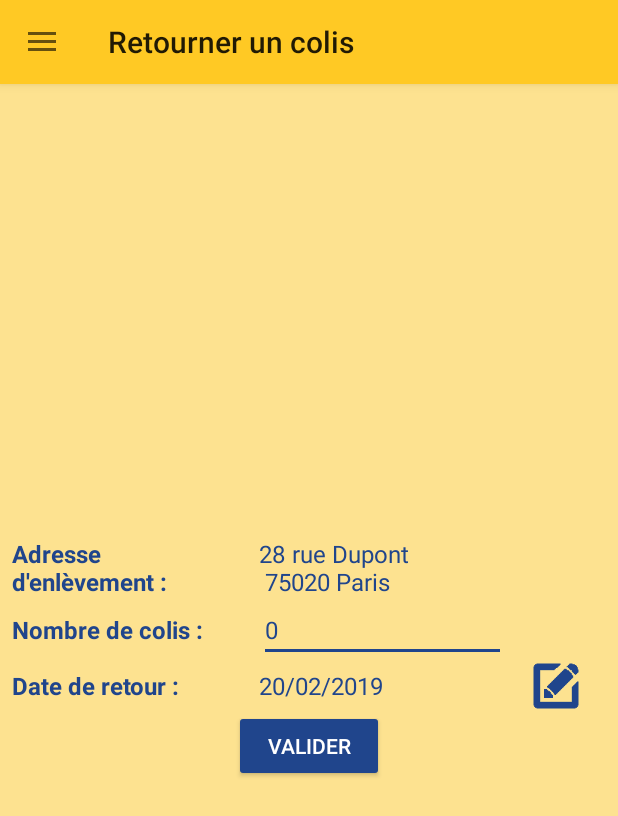
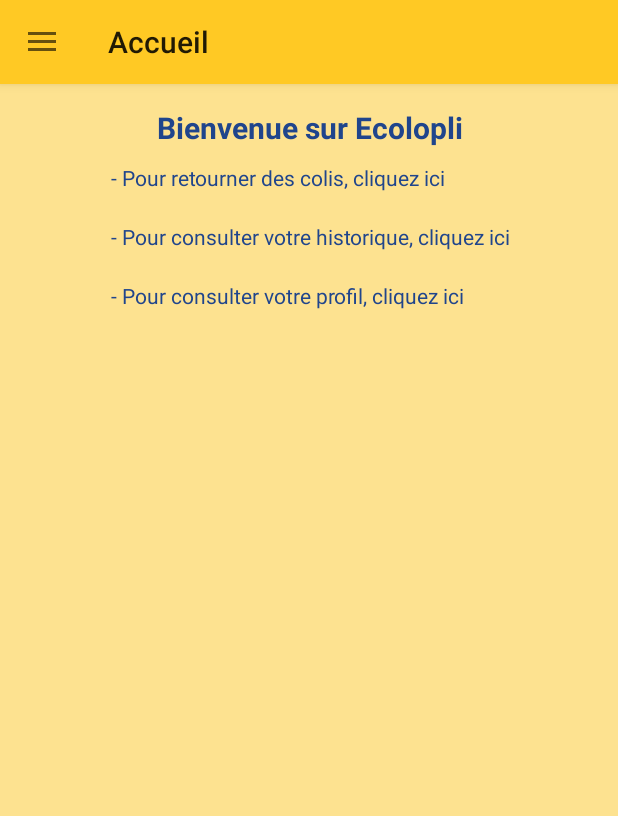
Before and after one commit to nicolas07/Projetrse, an Android app: the screen it shows after launch (MainActivity), on a phone screen of 412 x 824 dp. Shown: the top 816 px of the screen. Run offline under Robolectric (Android 15) with nearby library versions, the phone set to English and light mode, and no system bars.

Commit message:
Creation HomeFragment

```diff
--- a/app/src/main/java/com/example/projet_rse/HistoryArrayAdapter.java
+++ b/app/src/main/java/com/example/projet_rse/HistoryArrayAdapter.java
@@ -22,7 +22,7 @@
         TextView TextViewDate;
         TextView TextViewPackageNumber;
         TextView TextViewAmount;
-        TextView TextViewAdress;
+//        TextView TextViewAdress;
     }
 
     public HistoryArrayAdapter(Context context, int textViewResourceId) {
@@ -60,7 +60,7 @@
             viewHolder.TextViewDate = (TextView) row.findViewById(R.id.tv_Date);
             viewHolder.TextViewPackageNumber = (TextView) row.findViewById(R.id.tv_PackageNumber);
             viewHolder.TextViewAmount = (TextView) row.findViewById(R.id.tv_Amount);
-            viewHolder.TextViewAdress = (TextView) row.findViewById(R.id.tv_Address);
+//            viewHolder.TextViewAdress = (TextView) row.findViewById(R.id.tv_Address);
             row.setTag(viewHolder);
         } else {
             viewHolder = (HistoryViewHolder)row.getTag();
@@ -69,8 +69,8 @@
         viewHolder.TextViewDate.setText(history.getDate());
         viewHolder.TextViewPackageNumber.setText(Html.fromHtml("<u>Nombre de colis : </u>"+history.getPackagesNumber(),0));
         viewHolder.TextViewAmount.setText(history.getAmount());
-        viewHolder.TextViewAdress.setText("Adresse d'enlèvement : \n"+history.getAddress());
-        viewHolder.TextViewAdress.setLines(history.GetAddressLines()+1);
+//        viewHolder.TextViewAdress.setText("Adresse d'enlèvement : \n"+history.getAddress());
+//        viewHolder.TextViewAdress.setLines(history.GetAddressLines()+1);
         return row;
     }
 
--- /dev/null
+++ b/app/src/main/java/com/example/projet_rse/HomeFragment.java
@@ -0,0 +1,100 @@
+package com.example.projet_rse;
+
+import android.content.Intent;
+import android.graphics.Color;
+import android.os.Bundle;
+import android.support.annotation.NonNull;
+import android.support.annotation.Nullable;
+import android.support.v4.app.Fragment;
+import android.text.Html;
+import android.text.SpannableString;
+import android.text.Spanned;
+import android.text.TextPaint;
+import android.text.method.LinkMovementMethod;
+import android.text.style.ClickableSpan;
+import android.view.LayoutInflater;
+import android.view.View;
+import android.view.ViewGroup;
+import android.widget.TextView;
+
+import static com.example.projet_rse.MainActivity.FRAGMENT_HISTORY;
+import static com.example.projet_rse.MainActivity.FRAGMENT_RETURNPACKAGE;
+import static com.example.projet_rse.MainActivity.FRAGMENT_USERACCOUNT;
+
+public class HomeFragment extends Fragment {
+
+    public static HomeFragment newInstance() {
+        return (new HomeFragment());
+    }
+
+    @Nullable
+    @Override
+    public View onCreateView(LayoutInflater inflater,ViewGroup container, Bundle savedInstanceState) {
+
+        ((MainActivity) getActivity()).setActionBarTitle("Accueil");
+        View view = inflater.inflate(R.layout.fragment_home, container, false);
+
+        String text = " - Pour retourner des colis, cliquez ici";
+        SpannableString ss = new SpannableString(text);
+        ClickableSpan clickableSpan = new ClickableSpan() {
+            @Override
+            public void onClick(View textView) {
+                ((MainActivity)getActivity()).showFragment(FRAGMENT_RETURNPACKAGE);
+            }
+            @Override
+            public void updateDrawState(TextPaint ds) {
+                super.updateDrawState(ds);
+                ds.setUnderlineText(false);
+            }
+        };
+        ss.setSpan(clickableSpan, text.indexOf(","), text.length(), Spanned.SPAN_EXCLUSIVE_EXCLUSIVE);
+
+        TextView textView = view.findViewById(R.id.tv_returnPackage);
+        textView.setText(ss);
+        textView.setMovementMethod(LinkMovementMethod.getInstance());
+        textView.setHighlightColor(Color.TRANSPARENT);
+
+        String text2 = " - Pour consulter votre historique, cliquez ici";
+        SpannableString ss2 = new SpannableString(text2);
+        ClickableSpan clickableSpan2 = new ClickableSpan() {
+            @Override
+            public void onClick(View textView) {
+                ((MainActivity)getActivity()).showFragment(FRAGMENT_HISTORY);
+            }
+            @Override
+            public void updateDrawState(TextPaint ds) {
+                super.updateDrawState(ds);
+                ds.setUnderlineText(false);
+            }
+        };
+        ss2.setSpan(clickableSpan2, text2.indexOf(","), text2.length(), Spanned.SPAN_EXCLUSIVE_EXCLUSIVE);
+
+        TextView textView2 = view.findViewById(R.id.tv_History);
+        textView2.setText(ss2);
+        textView2.setMovementMethod(LinkMovementMethod.getInstance());
+        textView2.setHighlightColor(Color.TRANSPARENT);
+
+        String text3 = " - Pour consulter votre profil, cliquez ici";
+        SpannableString ss3 = new SpannableString(text3);
+        ClickableSpan clickableSpan3 = new ClickableSpan() {
+            @Override
+            public void onClick(View textView) {
+                ((MainActivity)getActivity()).showFragment(FRAGMENT_USERACCOUNT);
+            }
+            @Override
+            public void updateDrawState(TextPaint ds) {
+                super.updateDrawState(ds);
+                ds.setUnderlineText(false);
+            }
+        };
+        ss3.setSpan(clickableSpan3, text3.indexOf(","), text3.length(), Spanned.SPAN_EXCLUSIVE_EXCLUSIVE);
+
+        TextView textView3 = view.findViewById(R.id.tv_Profil);
+        textView3.setText(ss3);
+        textView3.setMovementMethod(LinkMovementMethod.getInstance());
+        textView3.setHighlightColor(Color.TRANSPARENT);
+
+
+        return view;
+    }
+}
--- a/app/src/main/java/com/example/projet_rse/MainActivity.java
+++ b/app/src/main/java/com/example/projet_rse/MainActivity.java
@@ -25,13 +25,14 @@
 
     // Note : https://stackoverflow.com/questions/1492554/set-transparent-background-of-an-imageview-on-android
     // Note : https://www.iconfinder.com/icons/103173/edit_new_write_icon
-//    https://www.iconfinder.com/icons/415395/box_closed_delivery_package_icon
-//    https://www.iconfinder.com/icons/3376410/avatar_circular_profil_ui_user_icon
-//    https://www.iconfinder.com/icons/1347412/history_time_timer_icon
-//    https://www.iconfinder.com/icons/134077/account_profile_user_icon
+    // Note : https://www.iconfinder.com/icons/415395/box_closed_delivery_package_icon
+    // Note : https://www.iconfinder.com/icons/3376410/avatar_circular_profil_ui_user_icon
+    // Note : https://www.iconfinder.com/icons/1347412/history_time_timer_icon
+    // Note : https://www.iconfinder.com/icons/134077/account_profile_user_icon
     // TODO: one tape go to fisrt fragment
     // TODO : Couleur Police Toolbar
     // TODO : Liste History
+    // TODO : Trier les history par date
 
     private Toolbar toolbar;
     private DrawerLayout drawerLayout;
@@ -42,12 +43,14 @@
     private Fragment fragmentHistory;
     private Fragment fragmentReturnPackage;
     private Fragment fragmentUserAccount;
+    private Fragment fragmentHome;
 
     //FOR DATAS
     // 2 - Identify each fragment with a number
-    private static final int FRAGMENT_HISTORY = 0;
-    private static final int FRAGMENT_RETURNPACKAGE = 1;
-    private static final int FRAGMENT_USERACCOUNT = 2;
+    public static final int FRAGMENT_HISTORY = 0;
+    public static final int FRAGMENT_RETURNPACKAGE = 1;
+    public static final int FRAGMENT_USERACCOUNT = 2;
+    public static final int FRAGMENT_HOME = 3;
 
     private boolean doubleBackToExitPressedOnce;
 
@@ -99,7 +102,7 @@
             }
 
             this.doubleBackToExitPressedOnce = true;
-            Toast.makeText(this, "Please click BACK again to exit", Toast.LENGTH_SHORT).show();
+            Toast.makeText(this, "Appuyez encore une fois pour quitter", Toast.LENGTH_SHORT).show();
 
             new Handler().postDelayed(new Runnable() {
 
@@ -144,6 +147,9 @@
             case R.id.nav_useraccount:
                 this.showFragment(FRAGMENT_USERACCOUNT);
                 break;
+            case R.id.nav_home:
+                this.showFragment(FRAGMENT_HOME);
+                break;
         }
 
         DrawerLayout drawer = (DrawerLayout) findViewById(R.id.drawer_layout);
@@ -151,16 +157,22 @@
         return true;
     }
 
-    private void showFragment(int fragmentIdentifier){
+    public void showFragment(int fragmentIdentifier){
         switch (fragmentIdentifier){
             case FRAGMENT_HISTORY :
                 this.showHistoryFragment();
+                this.navigationView.getMenu().getItem(2).setChecked(true);
                 break;
             case FRAGMENT_RETURNPACKAGE:
                 this.showReturnPackageFragment();
+                this.navigationView.getMenu().getItem(1).setChecked(true);
                 break;
             case FRAGMENT_USERACCOUNT:
                 this.showUserAccountFragment();
+                this.navigationView.getMenu().getItem(3).setChecked(true);
+                break;
+            case FRAGMENT_HOME:
+                this.showHomeFragment();
                 break;
             default:
                 break;
@@ -182,6 +194,11 @@
         this.startTransactionFragment(this.fragmentUserAccount);
     }
 
+    private void showHomeFragment(){
+        if (this.fragmentHome == null) this.fragmentHome = HomeFragment.newInstance();
+        this.startTransactionFragment(this.fragmentHome);
+    }
+
     private void startTransactionFragment(Fragment fragment){
         if (!fragment.isVisible()){
             getSupportFragmentManager().beginTransaction()
@@ -193,7 +210,7 @@
         Fragment visibleFragment = getSupportFragmentManager().findFragmentById(R.id.activity_main_frame_layout);
         if (visibleFragment == null){
             // 1.1 - Show News Fragment
-            this.showFragment(FRAGMENT_RETURNPACKAGE);
+            this.showFragment(FRAGMENT_HOME);
             // 1.2 - Mark as selected the menu item corresponding to NewsFragment
             this.navigationView.getMenu().getItem(0).setChecked(true);
         }
--- /dev/null
+++ b/app/src/main/res/layout/fragment_home.xml
@@ -0,0 +1,60 @@
+<LinearLayout xmlns:android="http://schemas.android.com/apk/res/android"
+    xmlns:tools="http://schemas.android.com/tools"
+    android:id="@+id/fragment_news_rootview"
+    android:layout_width="match_parent"
+    android:layout_height="match_parent"
+    android:background="@color/colorPrimaryLight"
+    android:orientation="vertical">
+
+
+        <TextView
+            android:id="@+id/tv_Title"
+            android:layout_width="match_parent"
+            android:layout_height="wrap_content"
+            android:text="Bienvenue sur Ecolopli"
+            android:textSize="20sp"
+            android:textStyle="bold"
+            android:textColor="@color/colorAccent"
+            android:layout_marginTop="15dp"
+            android:gravity="center"
+            />
+
+
+
+
+
+    <LinearLayout
+        android:layout_width="wrap_content"
+        android:layout_height="wrap_content"
+        android:orientation="vertical"
+        android:gravity="left"
+        android:layout_gravity="center">
+
+
+        <TextView
+            android:id="@+id/tv_returnPackage"
+            android:layout_width="wrap_content"
+            android:layout_height="wrap_content"
+            android:textColor="@color/colorAccent"
+            android:layout_margin="10dp"/>
+
+        <TextView
+            android:id="@+id/tv_History"
+            android:layout_width="wrap_content"
+            android:layout_height="wrap_content"
+            android:textColor="@color/colorAccent"
+            android:layout_margin="10dp"/>
+
+        <TextView
+            android:id="@+id/tv_Profil"
+            android:layout_width="wrap_content"
+            android:layout_height="wrap_content"
+            android:textColor="@color/colorAccent"
+            android:layout_margin="10dp"/>
+
+    </LinearLayout>
+
+
+
+
+</LinearLayout>
--- a/app/src/main/res/layout/list_item_history.xml
+++ b/app/src/main/res/layout/list_item_history.xml
@@ -50,17 +50,18 @@
 				android:layout_height="wrap_content"
 				android:layout_weight="1"
 				android:layout_row="1"
-				android:layout_column="0"/>
+				android:layout_column="0"
+				android:layout_rowSpan="2"/>
 
 
 
-			<TextView
-				android:id="@+id/tv_Address"
-				android:layout_width="wrap_content"
-				android:layout_height="wrap_content"
-				android:layout_weight="1"
-				android:layout_row="2"
-				android:layout_column="0"/>
+			<!--<TextView-->
+				<!--android:id="@+id/tv_Address"-->
+				<!--android:layout_width="wrap_content"-->
+				<!--android:layout_height="wrap_content"-->
+				<!--android:layout_weight="1"-->
+				<!--android:layout_row="2"-->
+				<!--android:layout_column="0"/>-->
 
 
 		</GridLayout>
--- a/app/src/main/res/menu/activity_main_drawer.xml
+++ b/app/src/main/res/menu/activity_main_drawer.xml
@@ -4,6 +4,10 @@
     tools:showIn="navigation_view">
 
     <group android:checkableBehavior="single">
+        <item
+            android:id="@+id/nav_home"
+            android:icon="@drawable/ic_menu_send"
+            android:title="Accueil"/>
         <item
             android:id="@+id/nav_returnPackage"
             android:icon="@mipmap/ic_package"
```
